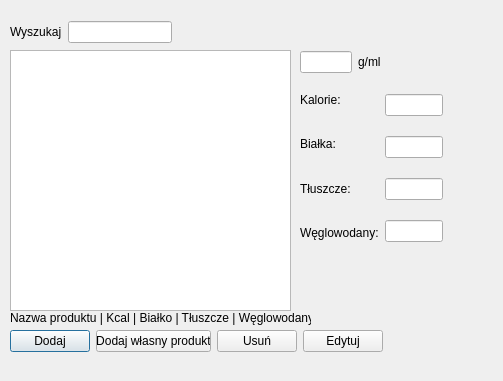
Qt form FitBulliq/addproductwindow.ui (kmbrzoza/FitBulliq) before a commit.
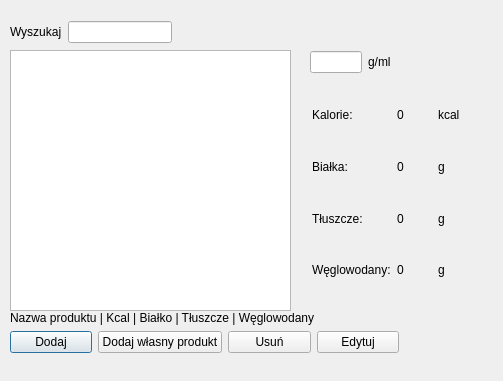
The same form after that commit.

Diff of the .ui file:
```diff
--- a/FitBulliq/addproductwindow.ui
+++ b/FitBulliq/addproductwindow.ui
@@ -28,6 +28,11 @@
     <height>381</height>
    </size>
   </property>
+  <property name="font">
+   <font>
+    <pointsize>9</pointsize>
+   </font>
+  </property>
   <property name="windowTitle">
    <string>Dialog</string>
   </property>
@@ -36,8 +41,8 @@
     <rect>
      <x>10</x>
      <y>330</y>
-     <width>373</width>
-     <height>23</height>
+     <width>389</width>
+     <height>24</height>
     </rect>
    </property>
    <layout class="QHBoxLayout" name="horizontalLayout_3">
@@ -74,73 +79,7 @@
   <widget class="QWidget" name="layoutWidget">
    <property name="geometry">
     <rect>
-     <x>300</x>
-     <y>80</y>
-     <width>183</width>
-     <height>177</height>
-    </rect>
-   </property>
-   <layout class="QHBoxLayout" name="horizontalLayout_2">
-    <item>
-     <layout class="QVBoxLayout" name="verticalLayout_2">
-      <property name="bottomMargin">
-       <number>5</number>
-      </property>
-      <item>
-       <widget class="QLabel" name="label">
-        <property name="text">
-         <string>Kalorie:</string>
-        </property>
-       </widget>
-      </item>
-      <item>
-       <widget class="QLabel" name="label_2">
-        <property name="text">
-         <string>Białka:</string>
-        </property>
-       </widget>
-      </item>
-      <item>
-       <widget class="QLabel" name="label_3">
-        <property name="text">
-         <string>Tłuszcze:</string>
-        </property>
-       </widget>
-      </item>
-      <item>
-       <widget class="QLabel" name="label_4">
-        <property name="text">
-         <string>Węglowodany:</string>
-        </property>
-       </widget>
-      </item>
-     </layout>
-    </item>
-    <item>
-     <layout class="QVBoxLayout" name="verticalLayout">
-      <property name="rightMargin">
-       <number>40</number>
-      </property>
-      <item>
-       <widget class="QLineEdit" name="CalorieslineEdit"/>
-      </item>
-      <item>
-       <widget class="QLineEdit" name="ProteinslineEdit"/>
-      </item>
-      <item>
-       <widget class="QLineEdit" name="FatslineEdit"/>
-      </item>
-      <item>
-       <widget class="QLineEdit" name="CarbohydrateslineEdit"/>
-      </item>
-     </layout>
-    </item>
-   </layout>
-  </widget>
-  <widget class="QWidget" name="layoutWidget">
-   <property name="geometry">
-    <rect>
-     <x>300</x>
+     <x>310</x>
      <y>50</y>
      <width>81</width>
      <height>24</height>
@@ -196,7 +135,7 @@
     <rect>
      <x>10</x>
      <y>310</y>
-     <width>301</width>
+     <width>321</width>
      <height>16</height>
     </rect>
    </property>
@@ -204,6 +143,118 @@
     <string>Nazwa produktu | Kcal | Białko | Tłuszcze | Węglowodany</string>
    </property>
   </widget>
+  <widget class="QWidget" name="layoutWidget">
+   <property name="geometry">
+    <rect>
+     <x>312</x>
+     <y>92</y>
+     <width>161</width>
+     <height>201</height>
+    </rect>
+   </property>
+   <layout class="QGridLayout" name="gridLayout">
+    <item row="0" column="0">
+     <widget class="QLabel" name="label">
+      <property name="text">
+       <string>Kalorie:</string>
+      </property>
+     </widget>
+    </item>
+    <item row="0" column="1">
+     <layout class="QHBoxLayout" name="horizontalLayout_2">
+      <item>
+       <widget class="QLabel" name="calorieslabel">
+        <property name="text">
+         <string>0</string>
+        </property>
+       </widget>
+      </item>
+      <item>
+       <widget class="QLabel" name="label_8">
+        <property name="text">
+         <string>kcal</string>
+        </property>
+       </widget>
+      </item>
+     </layout>
+    </item>
+    <item row="1" column="0">
+     <widget class="QLabel" name="label_2">
+      <property name="text">
+       <string>Białka:</string>
+      </property>
+     </widget>
+    </item>
+    <item row="1" column="1">
+     <layout class="QHBoxLayout" name="horizontalLayout_5">
+      <item>
+       <widget class="QLabel" name="proteinlabel">
+        <property name="text">
+         <string>0</string>
+        </property>
+       </widget>
+      </item>
+      <item>
+       <widget class="QLabel" name="label_9">
+        <property name="text">
+         <string>g</string>
+        </property>
+       </widget>
+      </item>
+     </layout>
+    </item>
+    <item row="2" column="0">
+     <widget class="QLabel" name="label_3">
+      <property name="text">
+       <string>Tłuszcze:</string>
+      </property>
+     </widget>
+    </item>
+    <item row="2" column="1">
+     <layout class="QHBoxLayout" name="horizontalLayout_6">
+      <item>
+       <widget class="QLabel" name="fatslabel">
+        <property name="text">
+         <string>0</string>
+        </property>
+       </widget>
+      </item>
+      <item>
+       <widget class="QLabel" name="label_10">
+        <property name="text">
+         <string>g</string>
+        </property>
+       </widget>
+      </item>
+     </layout>
+    </item>
+    <item row="3" column="0">
+     <widget class="QLabel" name="label_4">
+      <property name="text">
+       <string>Węglowodany:</string>
+      </property>
+     </widget>
+    </item>
+    <item row="3" column="1">
+     <layout class="QHBoxLayout" name="horizontalLayout_7">
+      <item>
+       <widget class="QLabel" name="carbohydrateslabel">
+        <property name="text">
+         <string>0</string>
+        </property>
+       </widget>
+      </item>
+      <item>
+       <widget class="QLabel" name="label_11">
+        <property name="text">
+         <string>g</string>
+        </property>
+       </widget>
+      </item>
+     </layout>
+    </item>
+   </layout>
+  </widget>
  </widget>
  <resources/>
  <connections/>
```
